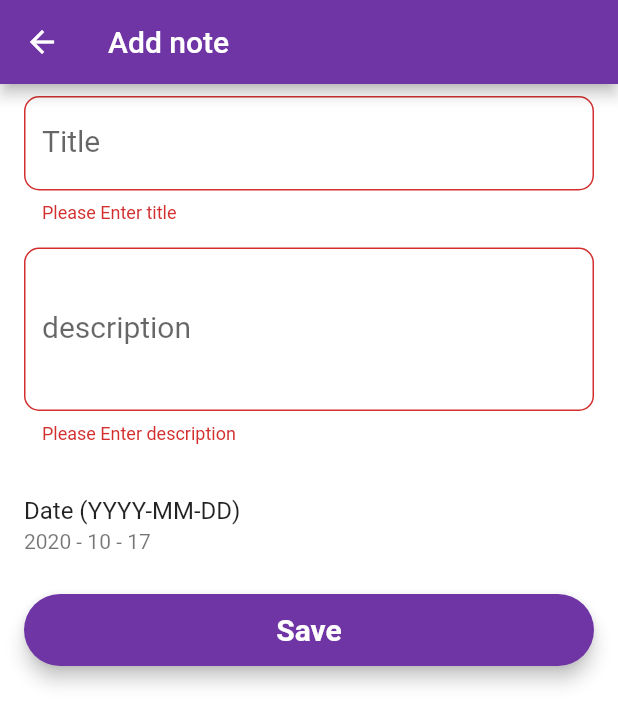
After one commit to SleevelessMicrowave/BOT-Back-on-Track, a Flutter app: the AddEventPage screen opened directly, after a tap on "Save", on a phone screen of 412 x 824 dp. The commit adds this screen. Shown: the top 725 px of the screen. Run offline on Flutter 3.47's test engine with Material 2 defaults, Android fonts, the light colour scheme and no system bars; our stand-ins replace shared_preferences, table_calendar; missing offline and left inert: firebase_helpers; accounts and stored records are empty; Roboto replaces fonts that are missing (Montserrat).

Commit message:
calendar events

```diff
--- /dev/null
+++ b/lib/UI/pages/add_event.dart
@@ -0,0 +1,164 @@
+import 'package:bot_back_on_track/model/event.dart';
+import 'package:flutter/material.dart';
+import 'package:bot_back_on_track/res/event_firestone_service.dart';
+
+class AddEventPage extends StatefulWidget {
+
+  final EventModel note;
+  const AddEventPage({Key key, this.note}) : super(key: key);
+
+  @override
+  _AddEventPageState createState() => _AddEventPageState();
+}
+
+class _AddEventPageState extends State<AddEventPage> {
+
+  TextStyle style = TextStyle(fontFamily: 'Montserrat', fontSize: 20.0);
+
+  TextEditingController _title;
+
+  TextEditingController _description;
+
+  DateTime _eventDate;
+
+  final _formKey = GlobalKey<FormState>();
+
+  final _key = GlobalKey<ScaffoldState>();
+
+  bool processing;
+
+  @override
+  void initState() {
+    super.initState();
+    _title = TextEditingController(text: widget.note != null ? widget.note.title : "");
+
+    _description = TextEditingController(text:  widget.note != null ? widget.note.description : "");
+
+    _eventDate = DateTime.now();
+
+    processing = false;
+
+  }
+
+  @override
+  Widget build(BuildContext context) {
+
+    return Scaffold(
+
+      appBar: AppBar(
+        title: Text(widget.note != null ? "Edit Note" : "Add note"),
+      ),
+      key: _key,
+      body: Form(
+
+        key: _formKey,
+
+        child: Container(
+          alignment: Alignment.center,
+          child: ListView(
+            children: <Widget>[
+              Padding(
+
+                padding: const EdgeInsets.symmetric(horizontal: 16.0, vertical: 8.0),
+
+                child: TextFormField(
+
+                  controller: _title,
+                  validator: (value) =>
+                  (value.isEmpty) ? "Please Enter title" : null,
+                  style: style,
+                  decoration: InputDecoration(
+                      labelText: "Title",
+                      filled: true,
+                      fillColor: Colors.white,
+                      border: OutlineInputBorder(borderRadius: BorderRadius.circular(10))),
+                ),
+
+              ),
+              Padding(
+
+                padding: const EdgeInsets.symmetric(horizontal: 16.0, vertical: 8.0),
+
+                child: TextFormField(
+                  controller: _description,
+                  minLines: 3,
+                  maxLines: 5,
+                  validator: (value) =>
+                  (value.isEmpty) ? "Please Enter description" : null,
+                  style: style,
+                  decoration: InputDecoration(
+                      labelText: "description",
+                      border: OutlineInputBorder(borderRadius: BorderRadius.circular(10))),
+                ),
+              ),
+              const SizedBox(height: 10.0),
+              ListTile(
+                title: Text("Date (YYYY-MM-DD)"),
+                subtitle: Text("${_eventDate.year} - ${_eventDate.month} - ${_eventDate.day}"),
+                onTap: ()async{
+                  DateTime picked = await showDatePicker(context: context, initialDate: _eventDate, firstDate: DateTime(_eventDate.year-5), lastDate: DateTime(_eventDate.year+5));
+                  if(picked != null) {
+                    setState(() {
+                      _eventDate = picked;
+                    });
+                  }
+                },
+              ),
+
+              SizedBox(height: 10.0),
+              processing
+                  ? Center(child: CircularProgressIndicator())
+                  : Padding(
+                padding: const EdgeInsets.symmetric(horizontal: 16.0),
+                child: Material(
+                  elevation: 5.0,
+                  borderRadius: BorderRadius.circular(30.0),
+                  color: Theme.of(context).primaryColor,
+                  child: MaterialButton(
+                    onPressed: () async {
+                      if (_formKey.currentState.validate()) {
+                        setState(() {
+                          processing = true;
+                        });
+                        if(widget.note != null) {
+                          await eventDBS.updateData(widget.note.id,{
+                            "title": _title.text,
+                            "description": _description.text,
+                            "event_date": widget.note.eventDate
+                          });
+                        }else{
+                          await eventDBS.createItem(EventModel(
+                              title: _title.text,
+                              description: _description.text,
+                              eventDate: DateTime.now()
+                          ));
+                        }
+                        Navigator.pop(context);
+                        setState(() {
+                          processing = false;
+                        });
+                      }
+                    },
+                    child: Text(
+                      "Save",
+                      style: style.copyWith(
+                          color: Colors.white,
+                          fontWeight: FontWeight.bold),
+                    ),
+                  ),
+                ),
+              ),
+            ],
+          ),
+        ),
+      ),
+    );
+  }
+
+  @override
+  void dispose() {
+    _title.dispose();
+    _description.dispose();
+    super.dispose();
+  }
+}
--- /dev/null
+++ b/lib/model/event.dart
@@ -0,0 +1,37 @@
+import 'package:firebase_helpers/firebase_helpers.dart';
+
+
+class EventModel extends DatabaseItem{
+  final String id;
+  final String title;
+  final String description;
+  final DateTime eventDate;
+
+  EventModel({this.id,this.title, this.description, this.eventDate}):super(id);
+
+  factory EventModel.fromMap(Map data) {
+    return EventModel(
+      title: data['title'],
+      description: data['description'],
+      eventDate: data['event_date'],
+    );
+  }
+
+  factory EventModel.fromDS(String id, Map<String,dynamic> data) {
+    return EventModel(
+      id: id,
+      title: data['title'],
+      description: data['description'],
+      eventDate: data['event_date'].toDate(),
+    );
+  }
+
+  Map<String,dynamic> toMap() {
+    return {
+      "title":title,
+      "description": description,
+      "event_date":eventDate,
+      "id":id,
+    };
+  }
+}
--- /dev/null
+++ b/lib/res/event_firestone_service.dart
@@ -0,0 +1,5 @@
+import 'package:firebase_helpers/firebase_helpers.dart';
+
+import '../model/event.dart';
+
+DatabaseService<EventModel> eventDBS = DatabaseService<EventModel>("events",fromDS: (id,data) => EventModel.fromDS(id, data), toMap:(event) => event.toMap());
```
Also changed, not shown: lib/Screens/Calendar.dart (+86 -2 lines), lib/UI/pages/view_event.dart (added, +31 -0 lines), pubspec.yaml (+3 -24 lines), pubspec.lock.
